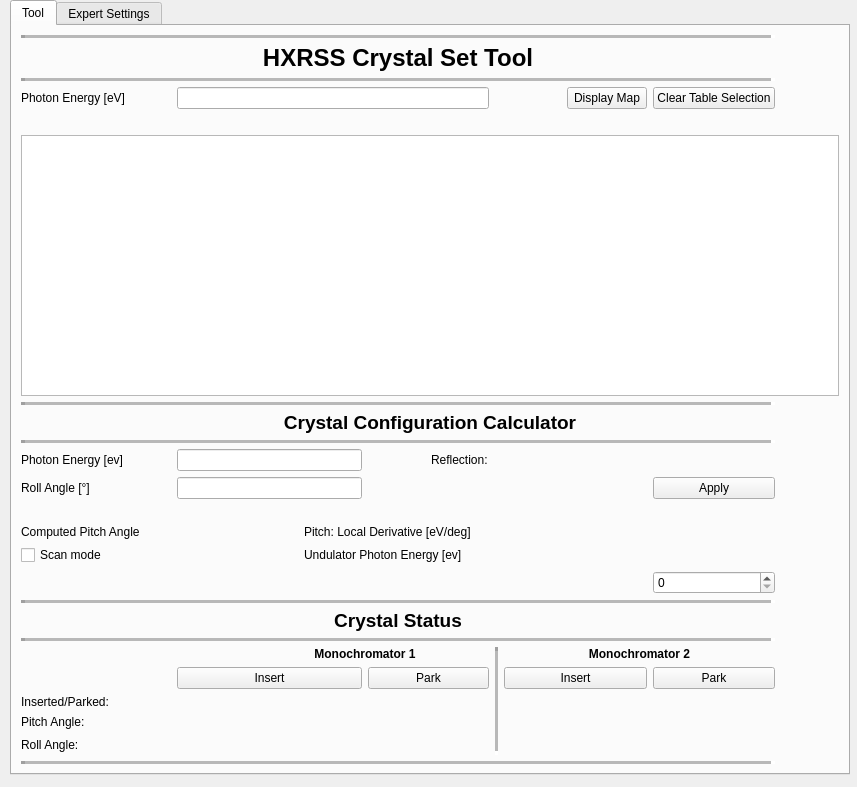
Old version of the form hxrss_main_window.ui in the repository marcguetg/hxrss.
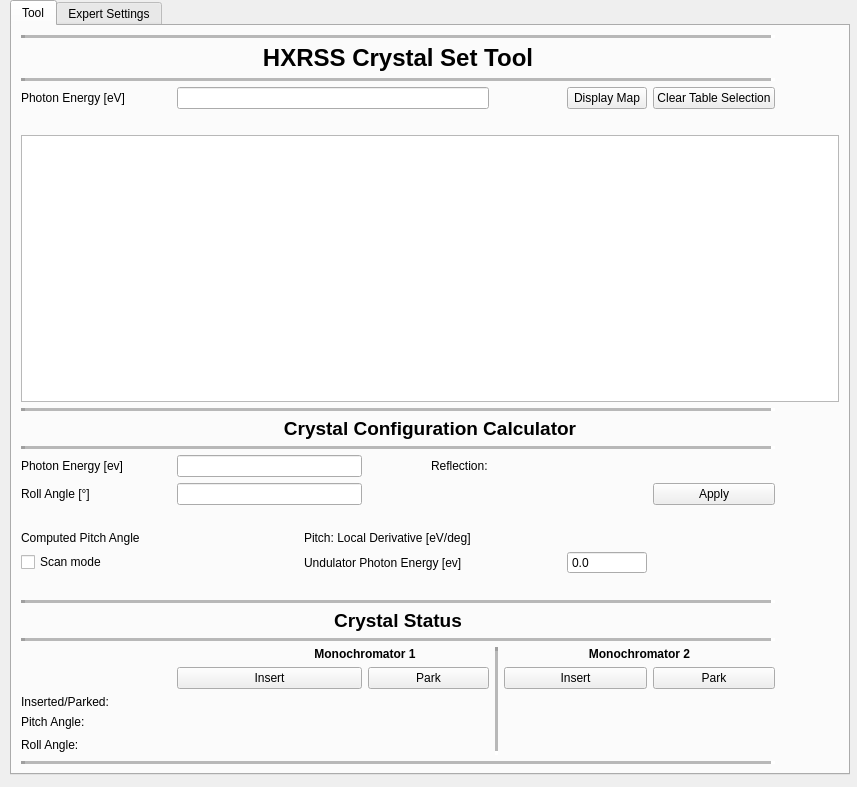
New version of the form.

```diff
--- a/hxrss_main_window.ui
+++ b/hxrss_main_window.ui
@@ -456,17 +456,29 @@
         </property>
        </widget>
       </item>
-      <item row="17" column="8" colspan="2">
-       <widget class="QLabel" name="undulatorph">
-        <property name="text">
-         <string/>
+      <item row="17" column="8">
+       <widget class="QDoubleSpinBox" name="undulatorph">
+        <property name="enabled">
+         <bool>true</bool>
+        </property>
+        <property name="locale">
+         <locale language="English" country="UnitedStates"/>
+        </property>
+        <property name="readOnly">
+         <bool>true</bool>
+        </property>
+        <property name="buttonSymbols">
+         <enum>QAbstractSpinBox::NoButtons</enum>
+        </property>
+        <property name="decimals">
+         <number>1</number>
+        </property>
+        <property name="maximum">
+         <double>25000.000000000000000</double>
         </property>
        </widget>
       </item>
-      <item row="18" column="9">
-       <widget class="QSpinBox" name="spinBox"/>
-      </item>
-      <item row="18" column="0" colspan="9">
+      <item row="18" column="0" colspan="10">
        <widget class="QLabel" name="scanlabel">
         <property name="text">
          <string/>
```
